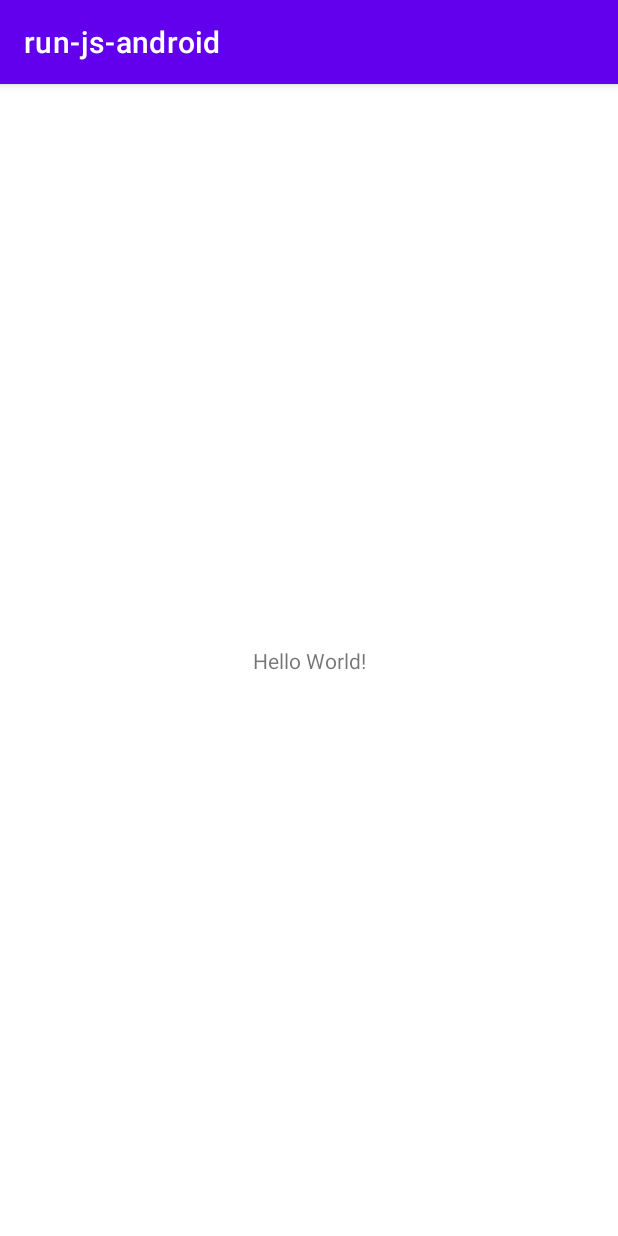
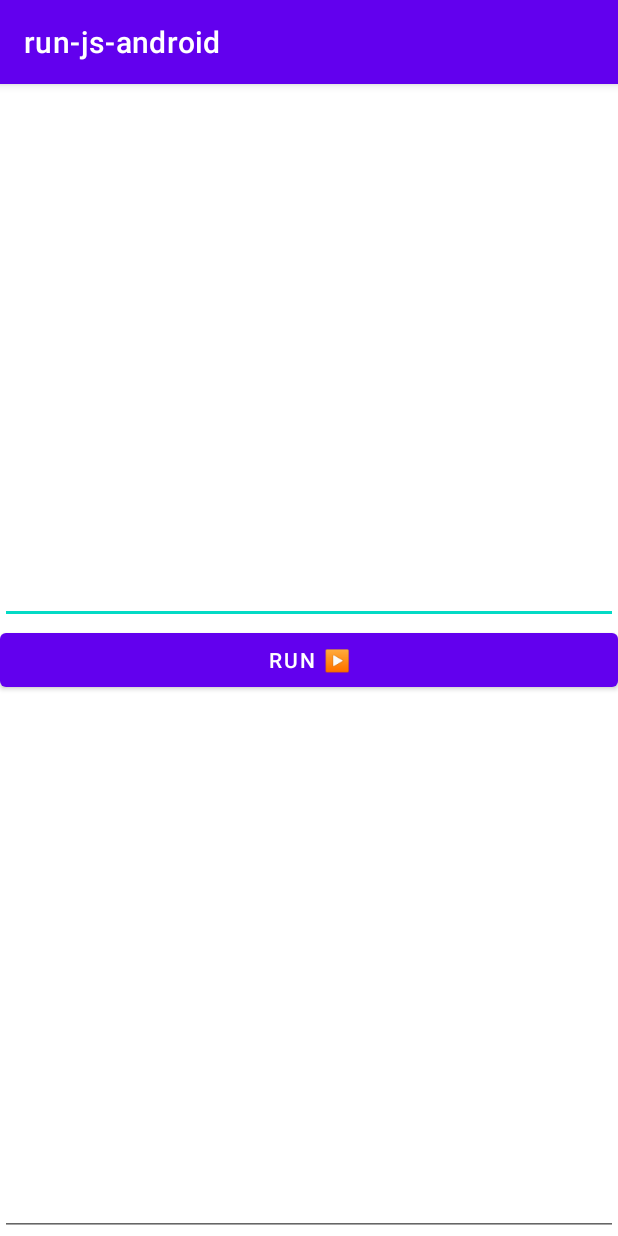
Before and after one commit to dmitryweiner/run-js-android, an Android app: the screen it shows after launch (MainActivity), on a phone screen of 412 x 824 dp. Run offline under Robolectric (Android 15) with nearby library versions, the phone set to English and light mode, and no system bars.

Commit message:
Implement JS from https://stackoverflow.com/a/53058938/3012961

```diff
--- a/app/build.gradle
+++ b/app/build.gradle
@@ -35,4 +35,5 @@ dependencies {
     testImplementation 'junit:junit:4.+'
     androidTestImplementation 'androidx.test.ext:junit:1.1.3'
     androidTestImplementation 'androidx.test.espresso:espresso-core:3.4.0'
+    implementation group: 'org.mozilla', name: 'rhino', version: '1.7.10'
 }
--- a/app/src/main/AndroidManifest.xml
+++ b/app/src/main/AndroidManifest.xml
@@ -11,6 +11,7 @@
         android:theme="@style/Theme.Runjsandroid">
         <activity
             android:name=".MainActivity"
+            android:windowSoftInputMode="adjustResize"
             android:exported="true">
             <intent-filter>
                 <action android:name="android.intent.action.MAIN" />
--- a/app/src/main/java/com/example/run_js_android/MainActivity.java
+++ b/app/src/main/java/com/example/run_js_android/MainActivity.java
@@ -3,6 +3,12 @@ package com.example.run_js_android;
 import androidx.appcompat.app.AppCompatActivity;
 
 import android.os.Bundle;
+import android.view.View;
+import org.mozilla.javascript.Context;
+import org.mozilla.javascript.Scriptable;
+import android.util.Log;
+import android.widget.EditText;
+
 
 public class MainActivity extends AppCompatActivity {
 
@@ -11,4 +17,15 @@ public class MainActivity extends AppCompatActivity {
         super.onCreate(savedInstanceState);
         setContentView(R.layout.activity_main);
     }
+
+    public void clickHandler(View view) {
+        EditText input = findViewById(R.id.editTextInput);
+        EditText output = findViewById(R.id.editTextOutput);
+
+        Context context = Context.enter(); //
+        context.setOptimizationLevel(-1); // this is required[2]
+        Scriptable scope = context.initStandardObjects();
+        Object result = context.evaluateString(scope, input.getText().toString(), "<cmd>", 1, null);
+        output.setText(result.toString());
+    }
 }
--- a/app/src/main/res/layout/activity_main.xml
+++ b/app/src/main/res/layout/activity_main.xml
@@ -6,13 +6,41 @@
     android:layout_height="match_parent"
     tools:context=".MainActivity">
 
-    <TextView
-        android:layout_width="wrap_content"
-        android:layout_height="wrap_content"
-        android:text="Hello World!"
-        app:layout_constraintBottom_toBottomOf="parent"
-        app:layout_constraintLeft_toLeftOf="parent"
-        app:layout_constraintRight_toRightOf="parent"
+    <EditText
+        android:id="@+id/editTextInput"
+        android:layout_width="fill_parent"
+        android:layout_height="0dp"
+        android:ems="10"
+        android:gravity="start|top"
+        android:inputType="textMultiLine"
+        app:layout_constraintBottom_toTopOf="@+id/runButton"
+        app:layout_constraintEnd_toEndOf="parent"
+        app:layout_constraintHorizontal_bias="0.5"
+        app:layout_constraintStart_toStartOf="parent"
         app:layout_constraintTop_toTopOf="parent" />
 
+    <Button
+        android:id="@+id/runButton"
+        android:layout_width="fill_parent"
+        android:layout_height="wrap_content"
+        android:text="RUN ▶️"
+        android:onClick="clickHandler"
+        app:layout_constraintBottom_toTopOf="@+id/editTextOutput"
+        app:layout_constraintEnd_toEndOf="parent"
+        app:layout_constraintHorizontal_bias="0.5"
+        app:layout_constraintStart_toStartOf="parent"
+        app:layout_constraintTop_toBottomOf="@+id/editTextInput" />
+
+    <EditText
+        android:id="@+id/editTextOutput"
+        android:layout_width="fill_parent"
+        android:layout_height="0dp"
+        android:ems="10"
+        android:gravity="start|top"
+        android:inputType="textMultiLine"
+        app:layout_constraintBottom_toBottomOf="parent"
+        app:layout_constraintEnd_toEndOf="parent"
+        app:layout_constraintHorizontal_bias="0.5"
+        app:layout_constraintStart_toStartOf="parent"
+        app:layout_constraintTop_toBottomOf="@+id/runButton" />
 </androidx.constraintlayout.widget.ConstraintLayout>
```
